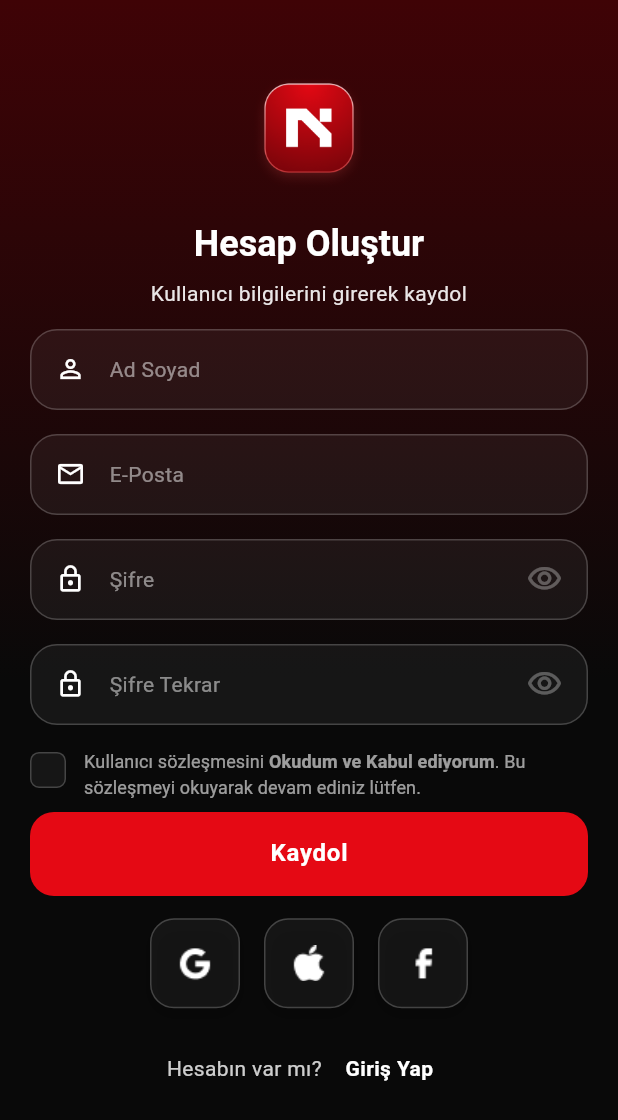
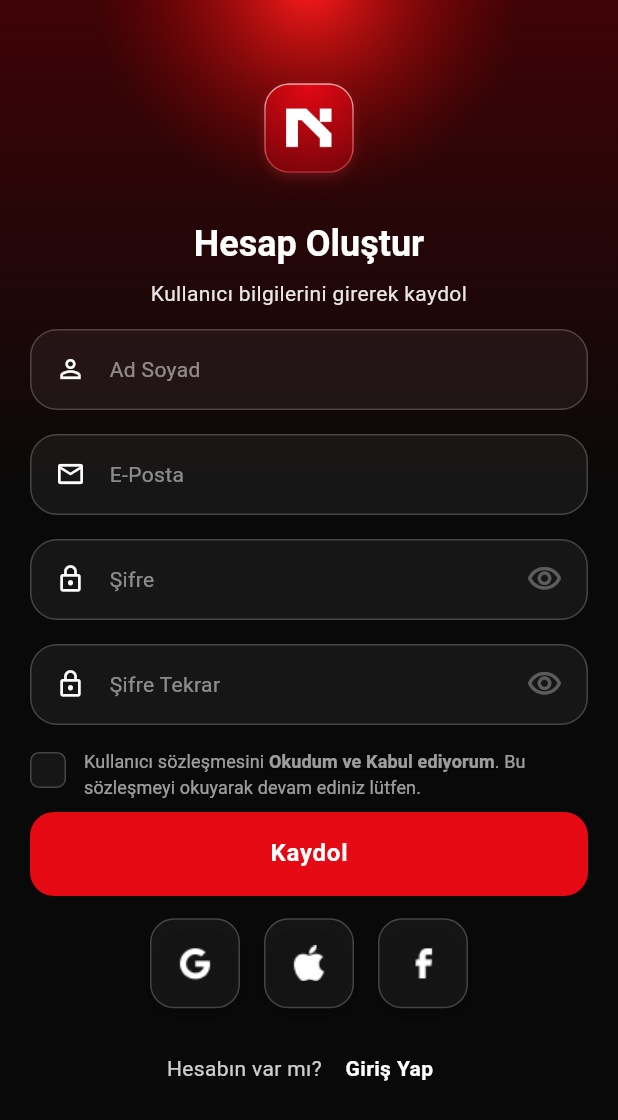
Before and after one commit to HakanEmikk/nl_flutter_junior_case, a Flutter app: the screen it shows after launch, after a tap on "Giriş Yap", after a tap on "Kayıt Ol", on a phone screen of 412 x 824 dp. Shown: the top 1120 px of the screen. Run offline on Flutter 3.47's test engine with Material 3 defaults, Android fonts, the light colour scheme and no system bars; our stand-ins replace dio, flutter_riverpod, lottie, shared_preferences; network calls fail; Roboto replaces fonts that are missing (InstrumentSans).

Commit message:
Some removals and name changes have been made in classes and designs.

```diff
--- a/lib/core/routes/app_routes.dart
+++ b/lib/core/routes/app_routes.dart
@@ -3,6 +3,7 @@ import 'package:flutter/material.dart';
 import 'package:jr_case_boilerplate/features/auth/views/login_view.dart';
 import 'package:jr_case_boilerplate/features/auth/views/register_view.dart';
 import 'package:jr_case_boilerplate/features/home/view/home_view.dart';
+import 'package:jr_case_boilerplate/features/nav_bar/view/nav_bar_view.dart';
 import 'package:jr_case_boilerplate/features/splash/view/splash_view.dart';
 
 class AppRoutes {
@@ -10,6 +11,7 @@ class AppRoutes {
   static const String login = '/login';
   static const String home = '/home';
   static const String register = '/register';
+  static const String navBar = '/nav-bar';
   static const String forgotPassword = '/forgot-password';
 
   static Map<String, WidgetBuilder> get routes => {
@@ -37,6 +39,11 @@ class AppRoutes {
       case home:
         return MaterialPageRoute(
           builder: (context) => const HomeView(),
+          settings: settings,
+        );
+      case navBar:
+        return MaterialPageRoute(
+          builder: (context) => const NavBarView(),
           settings: settings,
         );
     }
--- a/lib/features/auth/data/datasources/auth_local_datasource.dart
+++ b/lib/core/services/local_datasource.dart
@@ -1,15 +1,15 @@
 import 'package:flutter_riverpod/flutter_riverpod.dart';
 import 'package:jr_case_boilerplate/core/services/storage_services.dart';
-import '../models/user_model.dart';
+import '../../features/auth/data/models/user_model.dart';
 
-final authLocalDataSourceProvider = Provider<AuthLocalDataSource>((ref) {
-  return AuthLocalDataSource(ref.read(storageServiceProvider));
+final LocalDataSourceProvider = Provider<LocalDataSource>((ref) {
+  return LocalDataSource(ref.read(storageServiceProvider));
 });
 
-class AuthLocalDataSource {
+class LocalDataSource {
   final StorageService _storageService;
 
-  AuthLocalDataSource(this._storageService);
+  LocalDataSource(this._storageService);
 
   Future<void> saveUserData(UserModel user, String token) async {
     await _storageService.saveUser(user.toJsonString());
--- a/lib/features/auth/data/repositories/auth_repository_impl.dart
+++ b/lib/features/auth/data/repositories/auth_repository_impl.dart
@@ -1,7 +1,6 @@
-// lib/features/auth/data/repositories/auth_repository_impl.dart
 import 'package:flutter_riverpod/flutter_riverpod.dart';
 import '../datasources/auth_remote_datasource.dart';
-import '../datasources/auth_local_datasource.dart';
+import '../../../../core/services/local_datasource.dart';
 import '../models/user_model.dart';
 import '../models/login_request.dart';
 import 'auth_repository.dart';
@@ -9,14 +8,14 @@ import 'auth_repository.dart';
 final authRepositoryProvider = Provider<AuthRepository>((ref) {
   return AuthRepositoryImpl(
     ref.read(authRemoteDataSourceProvider),
-    ref.read(authLocalDataSourceProvider),
+    ref.read(LocalDataSourceProvider),
   );
 });
 
 class AuthRepositoryImpl implements AuthRepository {
   AuthRepositoryImpl(this._remoteDataSource, this._localDataSource);
   final AuthRemoteDataSource _remoteDataSource;
-  final AuthLocalDataSource _localDataSource;
+  final LocalDataSource _localDataSource;
 
   @override
   Future<UserModel> login(String email, String password) async {
@@ -24,11 +23,10 @@ class AuthRepositoryImpl implements AuthRepository {
       final request = LoginRequest(email: email, password: password);
       final response = await _remoteDataSource.login(request);
 
-      // ✅ Artık success yok → sadece code == 200 kontrolü
       if (response.response.code == 200 && response.data != null) {
         final user = response.data.toUserModel();
         final token = response.data.token;
-
+        await _localDataSource.saveUserData(user, token);
         return user;
       } else {
         throw Exception(
--- a/lib/features/auth/views/login_view.dart
+++ b/lib/features/auth/views/login_view.dart
@@ -2,6 +2,7 @@ import 'package:flutter/material.dart';
 import 'package:jr_case_boilerplate/core/routes/app_routes.dart';
 import 'package:jr_case_boilerplate/core/widgets/buttons/custom_primary_button.dart';
 import 'package:jr_case_boilerplate/core/widgets/text_form_field/custom_text_form_field.dart';
+import 'package:jr_case_boilerplate/core/widgets/view_background/Stack_gradient_background.dart';
 import 'package:jr_case_boilerplate/features/auth/providers/auth_providers.dart';
 import 'package:jr_case_boilerplate/features/auth/widgets/social_media_button.dart';
 import 'package:lottie/lottie.dart';
@@ -73,7 +74,7 @@ class _LoginViewState extends ConsumerState<LoginView>
               duration: Duration(seconds: 2),
             ),
           );
-          AppRoutes.pushReplacementNamed(context, AppRoutes.home);
+          AppRoutes.pushReplacementNamed(context, AppRoutes.navBar);
         } else if (next.error != null && previous?.error != next.error) {
           ScaffoldMessenger.of(context).showSnackBar(
             SnackBar(
@@ -93,10 +94,7 @@ class _LoginViewState extends ConsumerState<LoginView>
     });
 
     return Scaffold(
-      body: Container(
-        width: double.infinity,
-        height: double.infinity,
-        decoration: const BoxDecoration(gradient: AppColors.primaryGradient),
+      body: StackGradientBackground(
         child: SafeArea(
           child: SingleChildScrollView(
             padding: EdgeInsets.symmetric(
--- a/lib/features/auth/views/register_view.dart
+++ b/lib/features/auth/views/register_view.dart
@@ -2,6 +2,7 @@ import 'package:flutter/material.dart';
 import 'package:jr_case_boilerplate/core/routes/app_routes.dart';
 import 'package:jr_case_boilerplate/core/widgets/buttons/custom_primary_button.dart';
 import 'package:jr_case_boilerplate/core/widgets/text_form_field/custom_text_form_field.dart';
+import 'package:jr_case_boilerplate/core/widgets/view_background/Stack_gradient_background.dart';
 import 'package:jr_case_boilerplate/features/auth/providers/auth_providers.dart';
 import 'package:jr_case_boilerplate/features/auth/widgets/social_media_button.dart';
 import 'package:jr_case_boilerplate/core/constants/app_colors.dart';
@@ -26,23 +27,9 @@ class _RegisterViewState extends ConsumerState<RegisterView>
   bool _isConfirmPasswordVisible = false;
   bool _acceptTerms = false;
 
-  late AnimationController _lottieController;
-  late AnimationController _fadeController;
-  late Animation<double> _fadeAnimation;
-
   @override
   void initState() {
     super.initState();
-    _lottieController = AnimationController(vsync: this);
-    _fadeController = AnimationController(
-      duration: const Duration(milliseconds: 1500),
-      vsync: this,
-    );
-    _fadeAnimation = Tween<double>(begin: 0.0, end: 1.0).animate(
-      CurvedAnimation(parent: _fadeController, curve: Curves.easeInOut),
-    );
-
-    _fadeController.forward();
   }
 
   @override
@@ -51,8 +38,6 @@ class _RegisterViewState extends ConsumerState<RegisterView>
     _emailController.dispose();
     _passwordController.dispose();
     _confirmPasswordController.dispose();
-    _lottieController.dispose();
-    _fadeController.dispose();
     super.dispose();
   }
 
@@ -96,10 +81,7 @@ class _RegisterViewState extends ConsumerState<RegisterView>
       }
     });
     return Scaffold(
-      body: Container(
-        width: double.infinity,
-        height: double.infinity,
-        decoration: const BoxDecoration(gradient: AppColors.primaryGradient),
+      body: StackGradientBackground(
         child: SafeArea(
           child: SingleChildScrollView(
             padding: EdgeInsets.symmetric(
--- a/lib/features/splash/view/splash_view.dart
+++ b/lib/features/splash/view/splash_view.dart
@@ -3,6 +3,7 @@ import 'dart:async';
 import 'package:flutter/material.dart';
 import 'package:jr_case_boilerplate/core/constants/app_colors.dart';
 import 'package:jr_case_boilerplate/core/routes/app_routes.dart';
+import 'package:jr_case_boilerplate/core/widgets/view_background/Stack_gradient_background.dart';
 
 class SplashView extends StatefulWidget {
   const SplashView({super.key});
@@ -29,10 +30,7 @@ class _SplashViewState extends State<SplashView> {
   @override
   Widget build(BuildContext context) {
     return Scaffold(
-      body: Container(
-        width: double.infinity,
-        height: double.infinity,
-        decoration: BoxDecoration(gradient: AppColors.primaryGradient),
+      body: StackGradientBackground(
         child: Center(
           child: Column(
             mainAxisSize: MainAxisSize.min,
```
Also changed, not shown: lib/features/auth/data/models/auth_data.dart (+7 -8 lines), lib/features/auth/data/models/auth_response.dart (+3 -4 lines), lib/features/auth/data/models/response_info.dart (deleted, +0 -13 lines), lib/features/auth/data/models/user_model.dart (+4 -4 lines).
